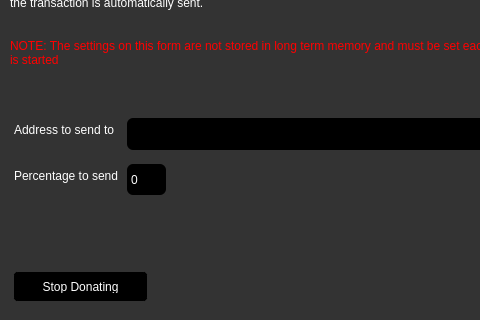
mammix2/boostcoin-core, file src/qt/forms/charitydialog.ui: the form before one commit; both pictures show x 0 to 480 and y 92 to 412 of the 613 by 412 pixel window.
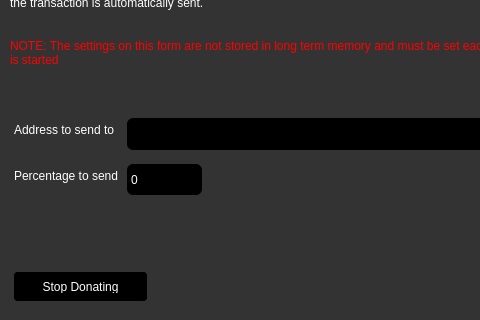
The form after the commit.

Commit message: more OSX UI sizes

```diff
--- a/src/qt/forms/charitydialog.ui
+++ b/src/qt/forms/charitydialog.ui
@@ -202,7 +202,7 @@
      <widget class="QSpinBox" name="charityPercentEdit">
       <property name="minimumSize">
        <size>
-        <width>0</width>
+        <width>75</width>
         <height>31</height>
        </size>
       </property>
```
